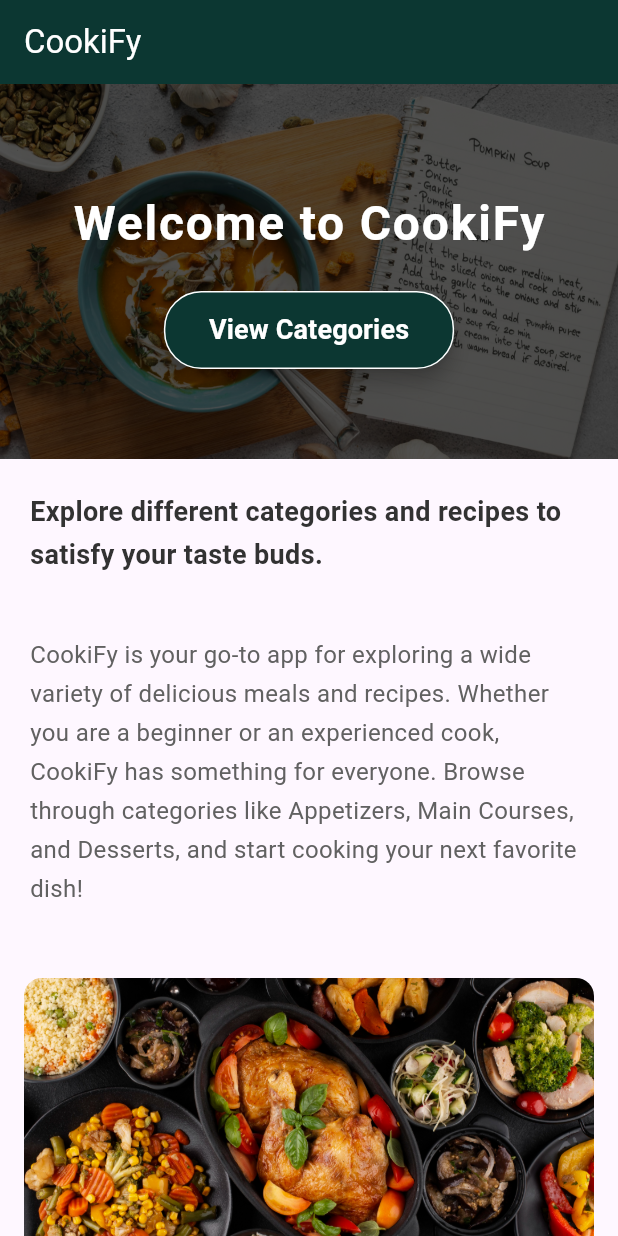
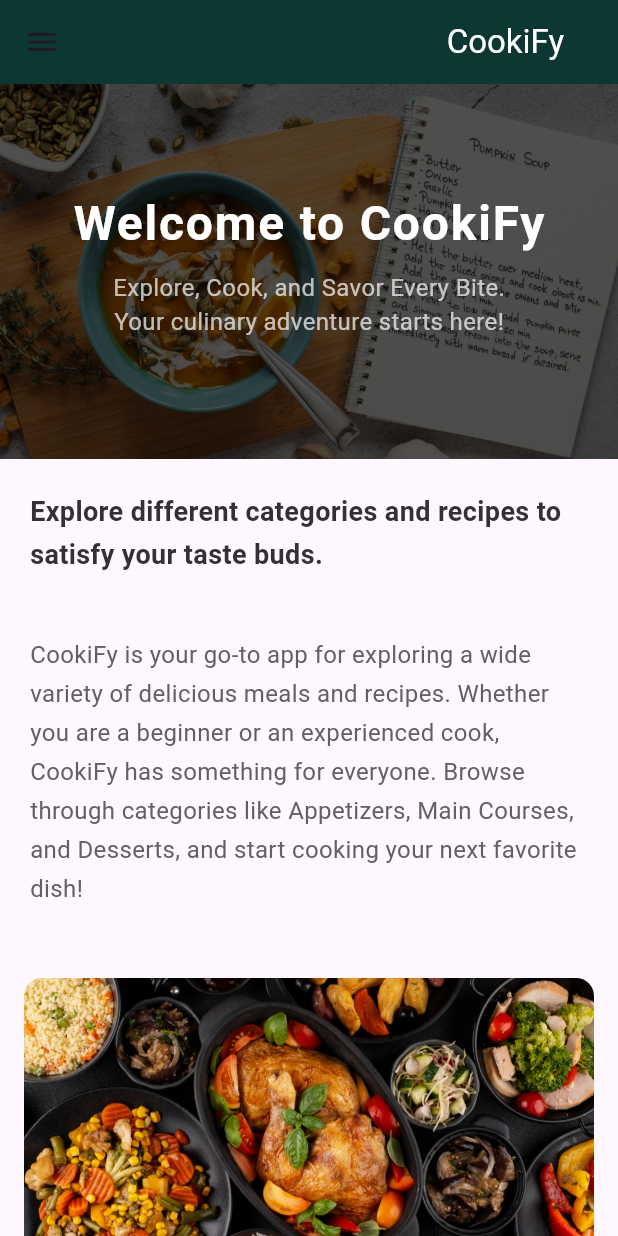
Before and after one commit to Sajan-Hirusha/CookiFy-Flutter, a Flutter app: the screen it shows after launch, on a phone screen of 412 x 824 dp. Run offline on Flutter 3.47's test engine with Material 3 defaults, Android fonts, the light colour scheme and no system bars.

Commit message:
developing nav bar

```diff
--- a/cookify/lib/main.dart
+++ b/cookify/lib/main.dart
@@ -1,12 +1,13 @@
 import 'package:flutter/material.dart';
 import 'screens/home_page.dart';
-import 'screens/category_page.dart';
 
 void main() {
   runApp(MealDBApp());
 }
 
 class MealDBApp extends StatelessWidget {
+  const MealDBApp({super.key});
+
   @override
   Widget build(BuildContext context) {
     return MaterialApp(
--- a/cookify/lib/screens/category_page.dart
+++ b/cookify/lib/screens/category_page.dart
@@ -4,6 +4,8 @@ import '../services/api_service.dart';
 import 'recipe_page.dart';
 
 class CategoryPage extends StatefulWidget {
+  const CategoryPage({super.key});
+
   @override
   _CategoryPageState createState() => _CategoryPageState();
 }
--- a/cookify/lib/screens/home_page.dart
+++ b/cookify/lib/screens/home_page.dart
@@ -1,17 +1,102 @@
 import 'package:flutter/material.dart';
 import 'category_page.dart';
-import 'mealPlanPage.dart';  // Import the new MealPlanPage
+import 'mealPlanPage.dart'; // Import the new MealPlanPage
 
 class HomePage extends StatelessWidget {
+  const HomePage({super.key});
+
   @override
   Widget build(BuildContext context) {
     return Scaffold(
       appBar: AppBar(
-        title: Text(
+        title: Row(
+          mainAxisAlignment: MainAxisAlignment.end,
+          // Aligns content to the right
+          children: [
+            Padding(
+              padding: EdgeInsets.only(right: 20.0), // Add right margin
+              child: Text(
                 'CookiFy',
                 style: TextStyle(color: Colors.white),
               ),
+            ),
+          ],
+        ),
         backgroundColor: Color(0xFF0C3732),
+      ),
+      drawer: Drawer(
+        child: ListView(
+          padding: EdgeInsets.zero,
+          children: [
+            DrawerHeader(
+              decoration: BoxDecoration(
+                color: Color(0xFF0C3732),
+              ),
+              child: Column(
+                crossAxisAlignment: CrossAxisAlignment.start,
+                children: [
+                  CircleAvatar(
+                    radius: 30,
+                    backgroundImage: AssetImage(
+                        'assets/images/profile.jpg'),
+                  ),
+                  SizedBox(height: 10),
+                  Text(
+                    'Welcome to CookiFy!',
+                    style: TextStyle(
+                      color: Colors.white,
+                      fontSize: 18,
+                      fontWeight: FontWeight.bold,
+                    ),
+                  ),
+                  SizedBox(height: 5),
+                  Text(
+                    'Your ultimate recipe companion',
+                    style: TextStyle(
+                      color: Colors.white70,
+                      fontSize: 14,
+                    ),
+                  ),
+                ],
+              ),
+            ),
+            ListTile(
+              leading: Icon(Icons.category),
+              title: Text('Explore Category'),
+              onTap: () {
+                Navigator.push(
+                  context,
+                  MaterialPageRoute(builder: (context) => CategoryPage()),
+                );
+              },
+            ),
+            ListTile(
+              leading: Icon(Icons.restaurant_menu),
+              title: Text('View Meal Plans'),
+              onTap: () {
+                Navigator.push(
+                  context,
+                  MaterialPageRoute(builder: (context) => MealPlanPage()),
+                );
+              },
+            ),
+            Divider(),
+            ListTile(
+              leading: Icon(Icons.settings),
+              title: Text('Settings'),
+              onTap: () {
+                // Handle settings navigation
+              },
+            ),
+            ListTile(
+              leading: Icon(Icons.help_outline),
+              title: Text('Help & Support'),
+              onTap: () {
+                // Handle help and support navigation
+              },
+            ),
+          ],
+        ),
       ),
       body: SingleChildScrollView(
         child: Column(
@@ -41,7 +126,9 @@ class HomePage extends StatelessWidget {
                   left: 0,
                   right: 0,
                   child: Center(
-                    child: Text(
+                    child: Column(
+                      children: [
+                        Text(
                           'Welcome to CookiFy',
                           style: TextStyle(
                             fontSize: 32,
@@ -50,37 +137,22 @@ class HomePage extends StatelessWidget {
                             letterSpacing: 1.2,
                           ),
                         ),
+                        SizedBox(height: 8),
+                        Text(
+                          'Explore, Cook, and Savor Every Bite.',
+                          style: TextStyle(
+                            fontSize: 16,
+                            color: Colors.white70,
                           ),
                         ),
-                Positioned(
-                  bottom: 60,
-                  left: 0,
-                  right: 0,
-                  child: Center(
-                    child: ElevatedButton(
-                      style: ElevatedButton.styleFrom(
-                        backgroundColor: Color(0xFF0C3732),
-                        padding: EdgeInsets.symmetric(horizontal: 30, vertical: 13),
-                        shape: RoundedRectangleBorder(
-                          borderRadius: BorderRadius.circular(25),
-                          side: BorderSide(color: Colors.white, width: 1), // White border
-                        ),
-                        elevation: 5,
-                      ),
-                      onPressed: () {
-                        Navigator.push(
-                          context,
-                          MaterialPageRoute(builder: (context) => CategoryPage()),
-                        );
-                      },
-                      child: Text(
-                        'View Categories',
+                        Text(
+                          'Your culinary adventure starts here!',
                           style: TextStyle(
-                          fontSize: 18,
-                          fontWeight: FontWeight.w600,
-                          color: Colors.white,
+                            fontSize: 16,
+                            color: Colors.white70,
                           ),
                         ),
+                      ],
                     ),
                   ),
                 ),
@@ -126,6 +198,34 @@ class HomePage extends StatelessWidget {
                 ),
               ),
             ),
+            SizedBox(height: 20),
+            Center(
+              child: ElevatedButton(
+                style: ElevatedButton.styleFrom(
+                  backgroundColor: Color(0xFF0C3732),
+                  padding: EdgeInsets.symmetric(horizontal: 30, vertical: 14),
+                  shape: RoundedRectangleBorder(
+                    borderRadius: BorderRadius.circular(25),
+                    side: BorderSide(color: Colors.white, width: 1),
+                  ),
+                  elevation: 5,
+                ),
+                onPressed: () {
+                  Navigator.push(
+                    context,
+                    MaterialPageRoute(builder: (context) => CategoryPage()),
+                  );
+                },
+                child: Text(
+                  'Explore Categories',
+                  style: TextStyle(
+                    fontSize: 18,
+                    fontWeight: FontWeight.w600,
+                    color: Colors.white,
+                  ),
+                ),
+              ),
+            ),
             SizedBox(height: 40),
 
             // Meal Plan Section
@@ -160,7 +260,8 @@ class HomePage extends StatelessWidget {
                 height: 250, // Adjust the height as per your requirement
                 decoration: BoxDecoration(
                   image: DecorationImage(
-                    image: AssetImage('assets/images/mealPlanImage.jpg'), // Your image here
+                    image: AssetImage('assets/images/mealPlanImage.jpg'),
+                    // Your image here
                     fit: BoxFit.cover,
                   ),
                   borderRadius: BorderRadius.circular(12),
@@ -176,14 +277,17 @@ class HomePage extends StatelessWidget {
                   padding: EdgeInsets.symmetric(horizontal: 30, vertical: 14),
                   shape: RoundedRectangleBorder(
                     borderRadius: BorderRadius.circular(25),
-                    side: BorderSide(color: Colors.white, width: 1), // White border
+                    side: BorderSide(
+                        color: Colors.white, width: 1), // White border
                   ),
                   elevation: 5,
                 ),
                 onPressed: () {
                   Navigator.push(
                     context,
-                    MaterialPageRoute(builder: (context) => MealPlanPage()), // Navigate to MealPlanPage
+                    MaterialPageRoute(
+                        builder: (context) =>
+                            MealPlanPage()), // Navigate to MealPlanPage
                   );
                 },
                 child: Text(
@@ -197,9 +301,6 @@ class HomePage extends StatelessWidget {
               ),
             ),
             SizedBox(height: 30),
-
-            // Meal Plan Image Section
-
           ],
         ),
       ),
--- a/cookify/lib/screens/mealPlanPage.dart
+++ b/cookify/lib/screens/mealPlanPage.dart
@@ -1,6 +1,8 @@
 import 'package:flutter/material.dart';
 
 class MealPlanPage extends StatelessWidget {
+  const MealPlanPage({super.key});
+
   @override
   Widget build(BuildContext context) {
     return Scaffold(
--- a/cookify/lib/screens/recipe_detail_page.dart
+++ b/cookify/lib/screens/recipe_detail_page.dart
@@ -6,7 +6,7 @@ import '../services/api_service.dart';
 class RecipeDetailPage extends StatelessWidget {
   final Recipe recipe;
 
-  RecipeDetailPage({required this.recipe});
+  const RecipeDetailPage({super.key, required this.recipe});
 
   @override
   Widget build(BuildContext context) {
--- a/cookify/lib/screens/recipe_page.dart
+++ b/cookify/lib/screens/recipe_page.dart
@@ -7,7 +7,7 @@ import 'recipe_detail_page.dart';
 class RecipePage extends StatelessWidget {
   final Category category;
 
-  RecipePage({required this.category});
+  const RecipePage({super.key, required this.category});
 
   @override
   Widget build(BuildContext context) {
```
Lines whose indentation alone changed are shown as unchanged.
